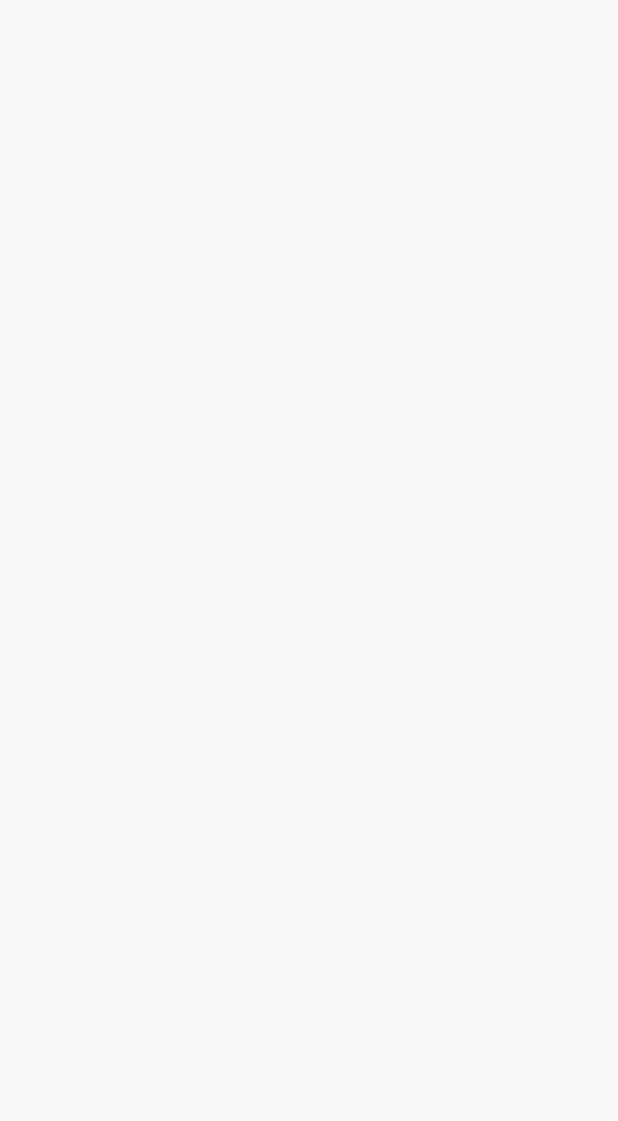
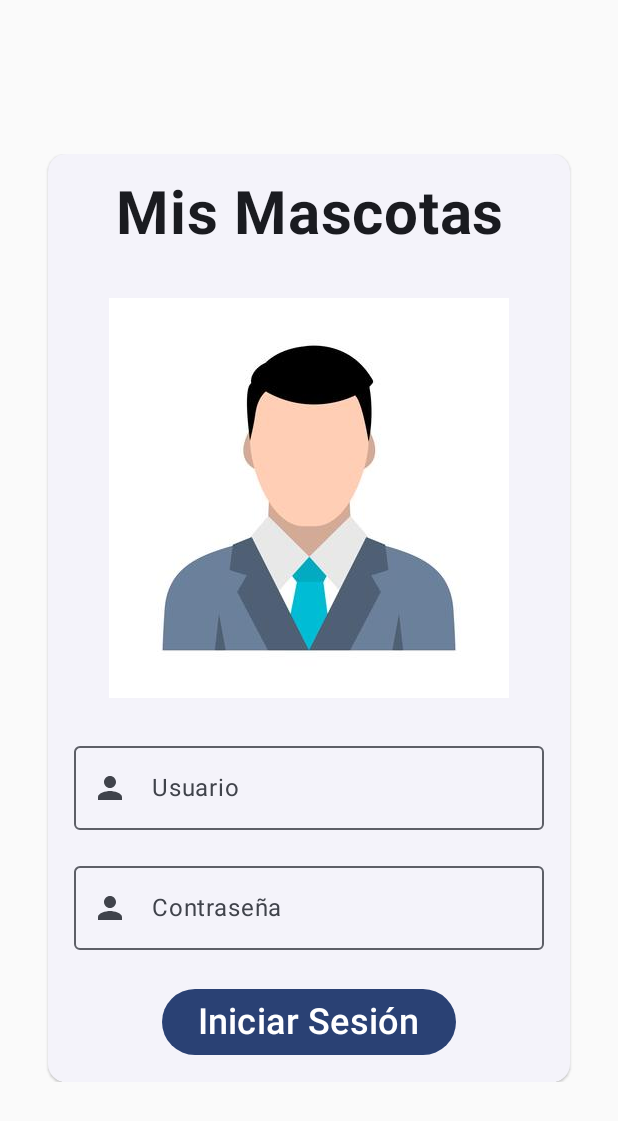
Before and after one commit to Joan-Abeldano/ProjectPets, an Android app built with Jetpack Compose: the screen it shows after launch (MainActivity), on a phone screen of 412 x 824 dp. Before the commit the part shown is empty. Shown: the top 1121 px of the screen. Run offline under Robolectric (Android 15) with nearby library versions, the phone set to English and light mode, and no system bars.

Commit message:
login screen v1

```diff
--- a/app/src/main/java/com/example/projectpets/MainActivity.kt
+++ b/app/src/main/java/com/example/projectpets/MainActivity.kt
@@ -11,6 +11,8 @@ import androidx.compose.material3.Text
 import androidx.compose.runtime.Composable
 import androidx.compose.ui.Modifier
 import androidx.compose.ui.tooling.preview.Preview
+import com.example.projectpets.nav.Nav
+import com.example.projectpets.ui.screens.LoginScreen
 import com.example.projectpets.ui.theme.ProjectPetsTheme
 
 class MainActivity : ComponentActivity() {
@@ -19,7 +21,7 @@ class MainActivity : ComponentActivity() {
         enableEdgeToEdge()
         setContent {
             ProjectPetsTheme {
-
+                LoginScreen()
             }
         }
     }
--- /dev/null
+++ b/app/src/main/java/com/example/projectpets/nav/NavGraph.kt
@@ -0,0 +1,5 @@
+package com.example.projectpets.nav
+
+fun Nav() {
+
+}
--- /dev/null
+++ b/app/src/main/java/com/example/projectpets/ui/screens/AddVaccineForm.kt
@@ -0,0 +1 @@
+package com.example.projectpets.ui.screens
--- /dev/null
+++ b/app/src/main/java/com/example/projectpets/ui/screens/LoginScreen.kt
@@ -0,0 +1,116 @@
+package com.example.projectpets.ui.screens
+
+import android.widget.Toast
+import androidx.compose.foundation.Image
+import androidx.compose.foundation.layout.Arrangement
+import androidx.compose.foundation.layout.Column
+import androidx.compose.foundation.layout.fillMaxSize
+import androidx.compose.material3.OutlinedTextField
+import androidx.compose.material3.Text
+import androidx.compose.runtime.Composable
+import androidx.compose.runtime.getValue
+import androidx.compose.runtime.mutableStateOf
+import androidx.compose.runtime.remember
+import androidx.compose.runtime.setValue
+import androidx.compose.ui.res.painterResource
+import com.example.projectpets.R
+import androidx.compose.material.icons.Icons
+import androidx.compose.material.icons.filled.Person
+import androidx.compose.material3.Icon
+import androidx.compose.foundation.layout.fillMaxWidth
+import androidx.compose.foundation.layout.imePadding
+import androidx.compose.foundation.layout.navigationBarsPadding
+import androidx.compose.foundation.layout.padding
+import androidx.compose.foundation.rememberScrollState
+import androidx.compose.foundation.verticalScroll
+import androidx.compose.material3.Button
+import androidx.compose.material3.ElevatedCard
+import androidx.compose.ui.Alignment
+import androidx.compose.ui.Modifier
+import androidx.compose.ui.platform.LocalContext
+import androidx.compose.ui.text.font.FontWeight
+import androidx.compose.ui.text.style.TextAlign
+import androidx.compose.ui.unit.dp
+import androidx.compose.ui.unit.sp
+
+
+@Composable
+fun LoginScreen() {
+    var user by remember { mutableStateOf("") }
+    var password by remember { mutableStateOf("") }
+    val mContext = LocalContext.current
+
+    Column(
+        modifier = Modifier
+            .fillMaxSize()
+            .navigationBarsPadding()
+            .padding(16.dp)
+            .imePadding(),
+        horizontalAlignment = Alignment.CenterHorizontally,
+        verticalArrangement = Arrangement.Center
+    ) {
+        ElevatedCard(
+            modifier = Modifier
+                .fillMaxWidth()
+                .padding(16.dp)
+                .verticalScroll(rememberScrollState())
+        ) {
+            Text(
+                text = "Mis Mascotas",
+                fontSize = 40.sp,
+                fontWeight = FontWeight.Bold,
+                textAlign = TextAlign.Center,
+                modifier = Modifier
+                    .padding(16.dp)
+                    .fillMaxWidth()
+            )
+            Image(
+                painter = painterResource(R.drawable.user_image),
+                contentDescription = null,
+                modifier = Modifier
+                    .padding(16.dp)
+                    .align(Alignment.CenterHorizontally)
+            )
+            OutlinedTextField(
+                value = user,
+                onValueChange = { user = it },
+                label = { Text("Usuario") },
+                leadingIcon = { Icon(Icons.Default.Person, "Usuario") },
+                modifier = Modifier
+                    .padding(vertical = 8.dp)
+                    .fillMaxWidth(fraction = 0.9f)
+                    .align(Alignment.CenterHorizontally)
+            )
+            OutlinedTextField(
+                value = password,
+                onValueChange = { password = it },
+                label = { Text("Contraseña") },
+                leadingIcon = { Icon(Icons.Default.Person, "Contraseña") },
+                modifier = Modifier
+                    .padding(vertical = 8.dp)
+                    .fillMaxWidth(fraction = 0.9f)
+                    .align(Alignment.CenterHorizontally)
+            )
+            //Aqui va el "Olvide mi contraseña"
+            Button(
+                onClick = {
+                    if (user.isEmpty()) {
+                        Toast.makeText(mContext, "Ingresa un usuario", Toast.LENGTH_SHORT).show()
+                    }
+                    if (password.isEmpty()) {
+                        Toast.makeText(mContext, "Ingresa una contraseña", Toast.LENGTH_SHORT)
+                            .show()
+                    }
+                },
+                modifier = Modifier
+                    .padding(16.dp)
+                    .align(Alignment.CenterHorizontally)
+            ) {
+                Text(
+                    text = "Iniciar Sesión",
+                    fontSize = 24.sp
+                )
+            }
+        }
+    }
+}
--- /dev/null
+++ b/app/src/main/java/com/example/projectpets/ui/screens/MyPetsScreen.kt
@@ -0,0 +1 @@
+package com.example.projectpets.ui.screens
--- /dev/null
+++ b/app/src/main/java/com/example/projectpets/ui/screens/PetDetailsScreen.kt
@@ -0,0 +1 @@
+package com.example.projectpets.ui.screens
--- /dev/null
+++ b/app/src/main/java/com/example/projectpets/ui/screens/PetSwipeScreen.kt
@@ -0,0 +1,5 @@
+package com.example.projectpets.ui.screens
+
+fun PetSwipeScreen() {
+
+}
--- /dev/null
+++ b/app/src/main/java/com/example/projectpets/ui/screens/VaccinesControlScreen.kt
@@ -0,0 +1 @@
+package com.example.projectpets.ui.screens
```
Also changed, not shown: app/src/main/res/drawable-nodpi/user_image.jpg (added).
